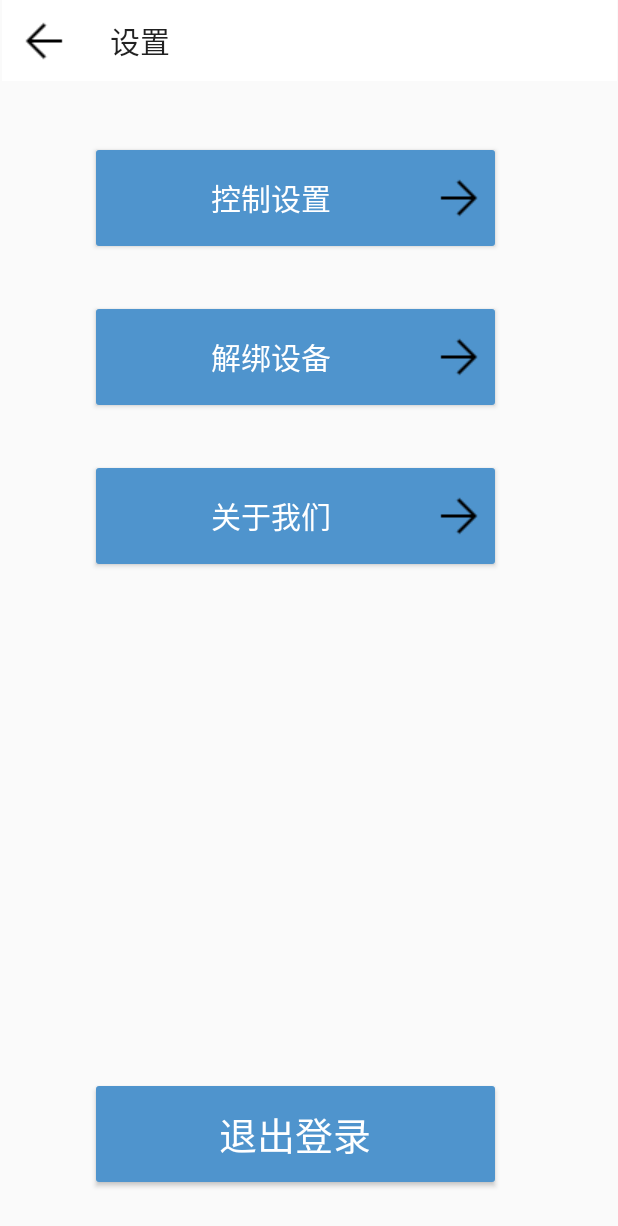
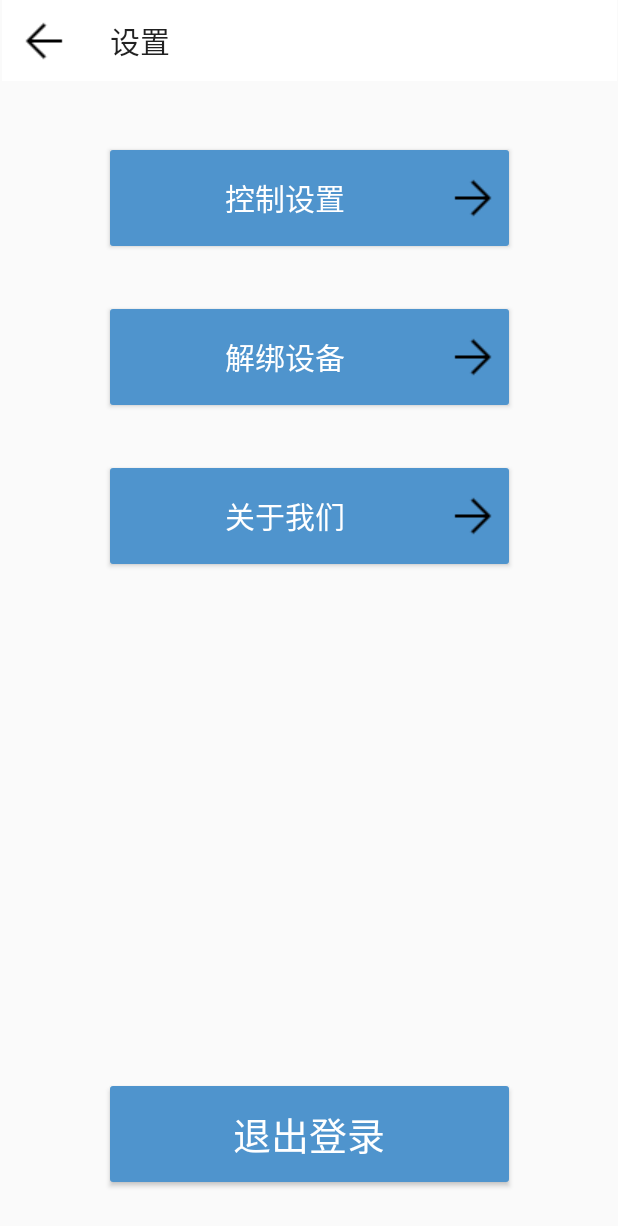
Before and after one commit to YanshanYu/HGHD, an Android app: the layout control.xml on its own in the app's theme, with its tools: preview values and no code run, on a phone screen of 412 x 824 dp. Shown: the top 1226 px of the screen. Run offline under Robolectric (Android 15) with nearby library versions, the phone set to English and light mode, and no system bars.

Commit message:
update_xl

```diff
--- a/app/src/main/res/layout/about_us.xml
+++ b/app/src/main/res/layout/about_us.xml
@@ -37,10 +37,12 @@
         android:layout_height="33dp"
         android:layout_marginStart="84dp"
         android:layout_marginTop="24dp"
+        android:layout_marginEnd="85dp"
         android:text="@string/company_name"
         android:textAlignment="center"
         android:textColor="#1C1C1C"
         android:textSize="20sp"
+        app:layout_constraintEnd_toEndOf="parent"
         app:layout_constraintStart_toStartOf="parent"
         app:layout_constraintTop_toBottomOf="@+id/logoAboutUs" />
 
@@ -49,10 +51,12 @@
         android:layout_width="242dp"
         android:layout_height="33dp"
         android:layout_marginStart="84dp"
+        android:layout_marginEnd="85dp"
         android:text="@string/version_number"
         android:textAlignment="center"
         android:textColor="#1C1C1C"
         android:textSize="20sp"
+        app:layout_constraintEnd_toEndOf="parent"
         app:layout_constraintStart_toStartOf="parent"
         app:layout_constraintTop_toBottomOf="@+id/materialTextViewName" />
 
--- a/app/src/main/res/layout/control.xml
+++ b/app/src/main/res/layout/control.xml
@@ -47,13 +47,15 @@
         android:id="@+id/buttonControlSetting"
         android:layout_width="274dp"
         android:layout_height="76dp"
-        android:layout_marginStart="60dp"
+        android:layout_marginStart="68dp"
         android:layout_marginTop="40dp"
+        android:layout_marginEnd="68dp"
         android:backgroundTint="@color/babyblue"
         android:drawableEnd="@drawable/forward"
         android:text="@string/control_design"
         android:textColor="@color/white"
         android:textSize="20sp"
+        app:layout_constraintEnd_toEndOf="parent"
         app:layout_constraintStart_toStartOf="parent"
         app:layout_constraintTop_toBottomOf="@+id/toolbarSetting" />
 
@@ -61,13 +63,15 @@
         android:id="@+id/buttonAboutUs"
         android:layout_width="274dp"
         android:layout_height="76dp"
-        android:layout_marginStart="60dp"
+        android:layout_marginStart="68dp"
         android:layout_marginTop="30dp"
+        android:layout_marginEnd="68dp"
         android:backgroundTint="@color/babyblue"
         android:drawableRight="@drawable/forward"
         android:text="@string/about_us"
         android:textColor="@color/white"
         android:textSize="20sp"
+        app:layout_constraintEnd_toEndOf="parent"
         app:layout_constraintStart_toStartOf="parent"
         app:layout_constraintTop_toBottomOf="@+id/buttonRelish" />
 
@@ -75,13 +79,15 @@
         android:id="@+id/buttonRelish"
         android:layout_width="274dp"
         android:layout_height="76dp"
-        android:layout_marginStart="60dp"
+        android:layout_marginStart="68dp"
         android:layout_marginTop="30dp"
+        android:layout_marginEnd="68dp"
         android:backgroundTint="@color/babyblue"
         android:drawableRight="@drawable/forward"
         android:text="@string/unhitch_equipment"
         android:textColor="@color/white"
         android:textSize="20sp"
+        app:layout_constraintEnd_toEndOf="parent"
         app:layout_constraintStart_toStartOf="parent"
         app:layout_constraintTop_toBottomOf="@+id/buttonControlSetting" />
 
@@ -89,13 +95,15 @@
         android:id="@+id/buttonLogOut"
         android:layout_width="274dp"
         android:layout_height="76dp"
-        android:layout_marginStart="60dp"
+        android:layout_marginStart="68dp"
+        android:layout_marginEnd="68dp"
         android:layout_marginBottom="30dp"
+        android:backgroundTint="@color/babyblue"
         android:text="@string/logout"
+        android:textColor="@color/white"
         android:textSize="25sp"
-        android:textColor="@color/white"
-        android:backgroundTint="@color/babyblue"
         app:layout_constraintBottom_toBottomOf="parent"
+        app:layout_constraintEnd_toEndOf="parent"
         app:layout_constraintStart_toStartOf="parent" />
 
 
--- a/app/src/main/res/layout/personal_info.xml
+++ b/app/src/main/res/layout/personal_info.xml
@@ -30,14 +30,13 @@
         android:layout_marginEnd="50dp"
         android:layout_marginBottom="25dp"
         android:layout_weight="1"
+        android:backgroundTint="@color/babyblue"
         android:drawableEnd="@drawable/forward"
         android:text="@string/training_target"
+        android:textColor="@color/white"
         android:textSize="28sp"
-        android:textColor="@color/white"
-        android:backgroundTint="@color/babyblue"
         app:layout_constraintBottom_toTopOf="@+id/buttonTrainingTime"
         app:layout_constraintEnd_toEndOf="parent"
-        app:layout_constraintHorizontal_bias="0.0"
         app:layout_constraintStart_toStartOf="parent" />
 
     <Button
```
Also changed, not shown: app/src/main/res/layout/fragment_control.xml (+4 -4 lines), app/src/main/res/layout/login.xml (+12 -3 lines), app/src/main/res/layout/recover_video.xml (+5 -2 lines).
